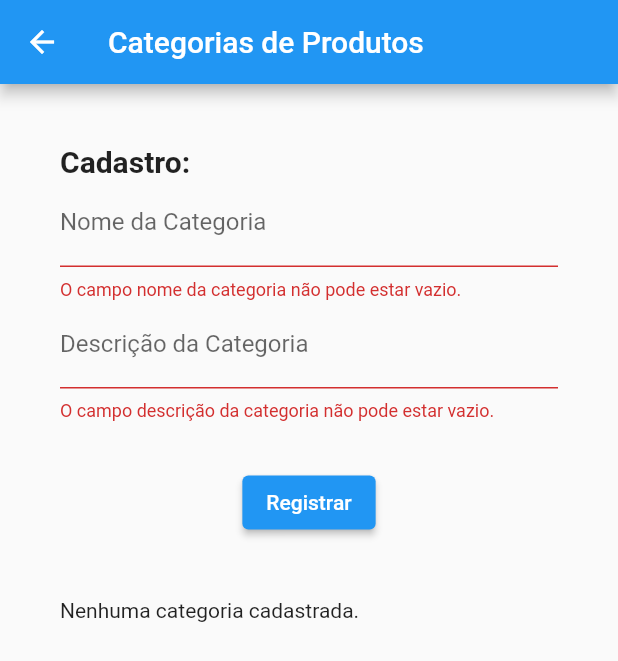
After one commit to alefsilvaf/Quantia, a Flutter app: the ProductCategoryScreen screen opened directly, after a tap on "Registrar", on a phone screen of 412 x 824 dp. The commit adds this screen. Shown: the top 661 px of the screen. Run offline on Flutter 3.47's test engine with Material 2 defaults, Android fonts, the phone set to English and light mode, and no system bars; our stand-ins replace font_awesome_flutter, mask_text_input_formatter, sqflite; accounts and stored records are empty.

Commit message:
Uso da model produtos. Tela de Fornecedor, etc

```diff
--- a/lib/database/customer_database.dart
+++ b/lib/database/customer_database.dart
@@ -24,7 +24,7 @@ class CustomerDatabase {
   }
 
   Future<int> insertCustomer(Map<String, dynamic> customer) async {
-    createCustomerTableIfNotExists();
+    await createCustomerTableIfNotExists();
     final db = await DatabaseHelper.instance.database;
     return await db.insert(tableName, customer);
   }
--- a/lib/database/database_helper.dart
+++ b/lib/database/database_helper.dart
@@ -1,3 +1,5 @@
+// ignore_for_file: depend_on_referenced_packages
+
 import 'package:sqflite/sqflite.dart';
 import 'package:path/path.dart';
 
--- a/lib/database/product_database.dart
+++ b/lib/database/product_database.dart
@@ -24,12 +24,13 @@ class ProductDatabase {
   }
 
   Future<int> insertProduct(Map<String, dynamic> product) async {
-    createProductTableIfNotExists();
+    await createProductTableIfNotExists();
     final db = await DatabaseHelper.instance.database;
     return await db.insert(tableName, product);
   }
 
   Future<List<Map<String, dynamic>>> getProducts() async {
+    await createProductTableIfNotExists();
     final db = await DatabaseHelper.instance.database;
     return await db.query(tableName);
   }
--- a/lib/database/suplier_database.dart
+++ b/lib/database/supplier_database.dart
@@ -16,7 +16,7 @@ class SupplierDatabase {
       await DatabaseHelper.instance.createTable(tableName, [
         'id INTEGER PRIMARY KEY',
         'name TEXT NOT NULL',
-        'email TEXT NOT NULL',
+        'email TEXT',
         'phone_number TEXT',
         'address TEXT',
       ]);
@@ -30,6 +30,7 @@ class SupplierDatabase {
   }
 
   Future<List<Map<String, dynamic>>> getSuppliers() async {
+    await createSupplierTableIfNotExists();
     final db = await DatabaseHelper.instance.database;
     return await db.query(tableName);
   }
--- a/lib/database/user_database.dart
+++ b/lib/database/user_database.dart
@@ -23,7 +23,7 @@ class UserDatabase {
   }
 
   Future<int> insertUser(Map<String, dynamic> user) async {
-    createUserTableIfNotExists();
+    await createUserTableIfNotExists();
     final db = await DatabaseHelper.instance.database;
     return await db.insert(tableName, user);
   }
--- a/lib/models/ProductModel.dart
+++ b/lib/models/ProductModel.dart
@@ -1,12 +1,12 @@
-// ignore_for_file: file_names
-
 class ProductModel {
   int id;
   String name;
   String description;
   double price;
-  int categoryId; // ID da categoria à qual o produto pertence
-  int supplierId; // ID do fornecedor que fornece o produto
+  int categoryId;
+  String categoryName; // Nome da categoria
+  int supplierId;
+  String supplierName; // Nome do fornecedor
 
   ProductModel({
     required this.id,
@@ -14,7 +14,9 @@ class ProductModel {
     required this.description,
     required this.price,
     required this.categoryId,
+    required this.categoryName,
     required this.supplierId,
+    required this.supplierName, // Adicione o nome do fornecedor aqui
   });
 
   Map<String, dynamic> toMap() {
@@ -24,7 +26,9 @@ class ProductModel {
       'description': description,
       'price': price,
       'category_id': categoryId,
+      'category_name': categoryName,
       'supplier_id': supplierId,
+      'supplier_name': supplierName, // Inclua o nome do fornecedor no mapa
     };
   }
 
@@ -35,7 +39,9 @@ class ProductModel {
       description: map['description'],
       price: map['price'],
       categoryId: map['category_id'],
+      categoryName: map['category_name'],
       supplierId: map['supplier_id'],
+      supplierName: map['supplier_name'],
     );
   }
 }
--- a/lib/screens/login_screen.dart
+++ b/lib/screens/login_screen.dart
@@ -2,8 +2,8 @@
 
 import 'package:flutter/material.dart';
 import '../database/user_database.dart';
-import 'cadastro_screen.dart';
-import 'controle_geral_screen.dart';
+import 'user_registration_screen.dart';
+import 'general_control_screen.dart';
 
 class LoginScreen extends StatefulWidget {
   @override
--- /dev/null
+++ b/lib/screens/product_category_screen.dart
@@ -0,0 +1,178 @@
+// ignore_for_file: prefer_const_constructors, use_build_context_synchronously
+
+import 'package:flutter/material.dart';
+
+import '../database/product_category_database.dart';
+
+class ProductCategoryScreen extends StatefulWidget {
+  @override
+  _CategoryListScreenState createState() => _CategoryListScreenState();
+}
+
+class _CategoryListScreenState extends State<ProductCategoryScreen> {
+  final _formKey = GlobalKey<FormState>();
+  final _nameController = TextEditingController();
+  final _descriptionController = TextEditingController();
+  List<Map<String, dynamic>> _categories = [];
+
+  @override
+  void initState() {
+    super.initState();
+    _refreshCategoryList();
+  }
+
+  _refreshCategoryList() async {
+    var categories =
+        await ProductCategoryDatabase.instance.getProductCategories();
+    setState(() {
+      _categories = categories;
+    });
+  }
+
+  @override
+  Widget build(BuildContext context) {
+    return Scaffold(
+      appBar: AppBar(title: Text('Categorias de Produtos')),
+      body: Padding(
+        padding:
+            const EdgeInsets.all(40.0), // Adiciona margens em todos os lados.
+        child: Column(
+          crossAxisAlignment: CrossAxisAlignment.stretch,
+          children: [
+            Text(
+              'Cadastro:', // Título de cadastro
+              style: TextStyle(
+                fontSize:
+                    20, // Estilize o tamanho da fonte e a aparência do título conforme necessário.
+                fontWeight: FontWeight.bold,
+              ),
+            ),
+            Form(
+              key: _formKey,
+              child: Column(
+                children: [
+                  TextFormField(
+                    controller: _nameController,
+                    decoration: InputDecoration(labelText: 'Nome da Categoria'),
+                    validator: (value) {
+                      if (value!.isEmpty) {
+                        return 'O campo nome da categoria não pode estar vazio.';
+                      }
+                      return null;
+                    },
+                  ),
+                  TextFormField(
+                    controller: _descriptionController,
+                    decoration:
+                        InputDecoration(labelText: 'Descrição da Categoria'),
+                    validator: (value) {
+                      if (value!.isEmpty) {
+                        return 'O campo descrição da categoria não pode estar vazio.';
+                      }
+                      return null;
+                    },
+                  ),
+                  SizedBox(
+                      height:
+                          30.0), // Adicione espaçamento vertical de 16.0 (ajuste conforme necessário).
+                  ElevatedButton(
+                    onPressed: () async {
+                      if (_formKey.currentState!.validate()) {
+                        final existingCategory = await ProductCategoryDatabase
+                            .instance
+                            .getProductCategoryByName(_nameController.text);
+
+                        if (existingCategory != null) {
+                          showDialog(
+                            context: context,
+                            builder: (BuildContext context) {
+                              return AlertDialog(
+                                title: Text('Aviso'),
+                                content: Text(
+                                    'Uma categoria com o mesmo nome já existe, crie uma nova ou use a já existente.'),
+                                actions: [
+                                  TextButton(
+                                    onPressed: () {
+                                      Navigator.of(context).pop();
+                                    },
+                                    child: Text('OK'),
+                                  ),
+                                ],
+                              );
+                            },
+                          );
+                        } else {
+                          Map<String, dynamic> category = {
+                            'name': _nameController.text,
+                            'description': _descriptionController.text,
+                          };
+                          await ProductCategoryDatabase.instance
+                              .insertProductCategory(category);
+                          _refreshCategoryList();
+
+                          // Limpar os campos após a inserção.
+                          _nameController.clear();
+                          _descriptionController.clear();
+
+                          // Mostrar uma mensagem de sucesso.
+                          ScaffoldMessenger.of(context).showSnackBar(
+                            SnackBar(
+                              content:
+                                  Text('Categoria registrada com sucesso.'),
+                              backgroundColor:
+                                  Colors.green, // Define a cor como verde.
+                            ),
+                          );
+                        }
+                      }
+                    },
+                    child: Text('Registrar'),
+                  ),
+                ],
+              ),
+            ),
+            SizedBox(height: 40.0), // Afastamento do topo do conteúdo abaixo.
+            _categories.isEmpty
+                ? Text('Nenhuma categoria cadastrada.')
+                : Expanded(
+                    child: Column(
+                      children: [
+                        Container(
+                          margin: EdgeInsets.only(bottom: 16.0),
+                          alignment: Alignment
+                              .centerLeft, // Alinhe o conteúdo à esquerda.
+
+                          child: Text(
+                            'Categorias Existentes:',
+                            style: TextStyle(
+                              fontSize:
+                                  20, // Estilize o tamanho da fonte e a aparência do título conforme necessário.
+                              fontWeight: FontWeight.bold,
+                            ),
+                          ),
+                        ),
+                        Expanded(
+                          child: ListView.builder(
+                            itemCount: _categories.length,
+                            itemBuilder: (context, index) {
+                              return Card(
+                                margin: EdgeInsets.only(bottom: 16.0),
+                                child: ListTile(
+                                  title: Text(
+                                      _categories[index]['name'].toUpperCase()),
+                                  subtitle: Text(
+                                      _categories[index]['description'] ?? ''),
+                                ),
+                              );
+                            },
+                          ),
+                        ),
+                      ],
+                    ),
+                  ),
+          ],
+        ),
+      ),
+    );
+  }
+}
--- a/lib/screens/splash_screen.dart
+++ b/lib/screens/splash_screen.dart
@@ -1,16 +1,16 @@
-// ignore_for_file: prefer_const_constructors, prefer_const_literals_to_create_immutables, prefer_const_constructors_in_immutables
+// ignore_for_file: prefer_const_constructors, prefer_const_literals_to_create_immutables, prefer_const_constructors_in_immutables, unused_import
 
 import 'package:flutter/material.dart';
 import 'package:projeto_tcc/screens/login_screen.dart';
 
-import 'controle_geral_screen.dart';
+import 'general_control_screen.dart';
 
 class SplashScreen extends StatelessWidget {
   SplashScreen({Key? key}) : super(key: key);
 
   @override
   Widget build(BuildContext context) {
-    Future.delayed(Duration(seconds: 5), () {
+    Future.delayed(Duration(seconds: 1), () {
       Navigator.of(context).pushReplacement(
         MaterialPageRoute(
             builder: (context) =>
--- a/lib/screens/cadastro_screen.dart
+++ b/lib/screens/user_registration_screen.dart
@@ -2,7 +2,7 @@
 
 import 'package:flutter/material.dart';
 import '../database/user_database.dart';
-import 'controle_geral_screen.dart';
+import 'general_control_screen.dart';
 
 class CadastroScreen extends StatefulWidget {
   @override
--- a/pubspec.yaml
+++ b/pubspec.yaml
@@ -30,10 +30,12 @@ environment:
 dependencies:
   url_launcher: ^6.1.2
   font_awesome_flutter: ^10.0.2
+  intl: ^0.17.0
   mask_text_input_formatter: 2.5.0
   flutter:
     sdk: flutter
   sqflite: ^2.0.0
+
 
   # The following adds the Cupertino Icons font to your application.
   # Use with the CupertinoIcons class for iOS style icons.
```
Also changed, not shown: lib/database/product_category_database.dart (+20 -1 lines), lib/screens/customer_list_screen.dart (+3 -4 lines), lib/screens/customer_registration_screen.dart (+23 -8 lines), lib/screens/general_control_screen.dart (renamed from lib/screens/controle_geral_screen.dart, +12 -2 lines), lib/screens/product_list_screen.dart (added, +109 -0 lines), lib/screens/product_registration_screen.dart (added, +174 -0 lines), lib/screens/suplier_screen.dart (added, +156 -0 lines), lib/models/ProductCategoryModel.dart (renamed from lib/models/ProductCategory.dart), pubspec.lock.
